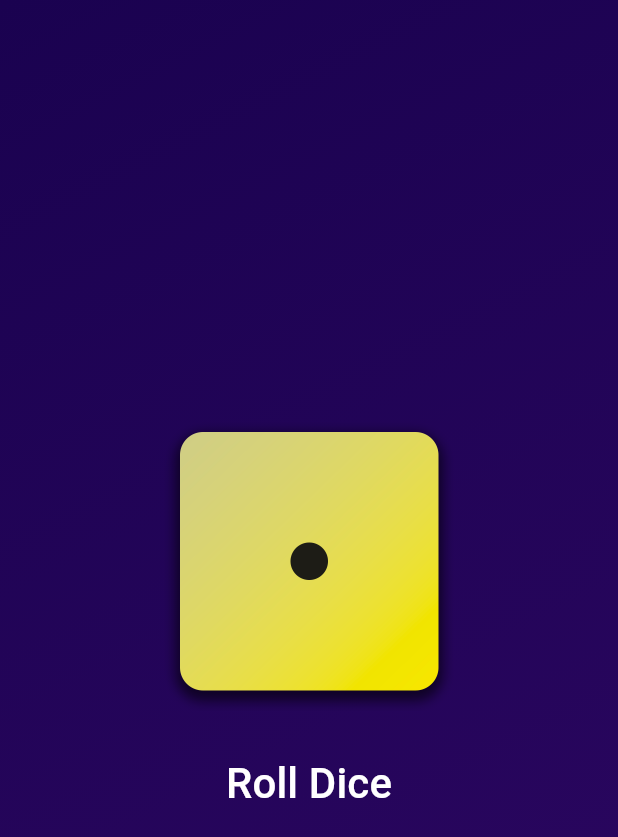
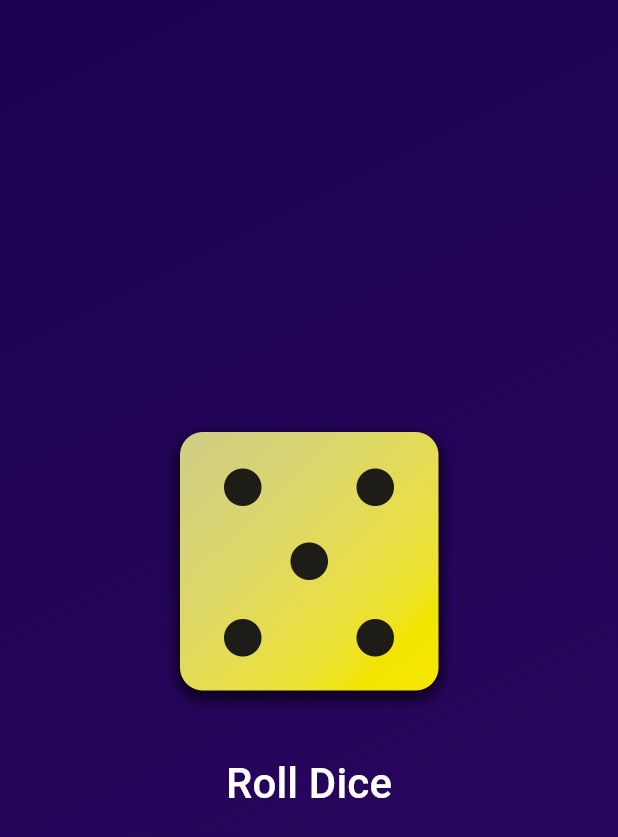
Before and after one commit to jibreelfahd/flutter-rolling-dice, a Flutter app: the screen it shows after launch, after a tap on "Roll Dice", on a phone screen of 412 x 824 dp. Shown: the top 837 px of the screen. Run offline on Flutter 3.47's test engine with Material 3 defaults, Android fonts, the phone set to English and light mode, and no system bars.

```diff
--- a/lib/gradient_container.dart
+++ b/lib/gradient_container.dart
@@ -1,16 +1,11 @@
 import 'package:flutter/material.dart';
 
+import 'package:flutter_apps/rolldice_widget.dart';
+
 class GradientContianer extends StatelessWidget {
-  GradientContianer(this.colors, {super.key});
+  const GradientContianer(this.colors, {super.key});
 
   final List<Color> colors;
-  var activeDiceImage = 'assets/images/dice-1.png';
-
-  void rollDice() {
-    activeDiceImage = 'assets/images/dice-4.png';
-    print('Changing image');
-  }
-
   @override
   Widget build(context) {
     return Container(
@@ -21,29 +16,9 @@ class GradientContianer extends StatelessWidget {
           end: Alignment.bottomRight,
         ),
       ),
-      child: Center(
-          child: Column(
-        mainAxisSize: MainAxisSize.min,
-        children: [
-          Image.asset(
-            activeDiceImage,
-            width: 200,
-          ),
-          const SizedBox(
-            height: 20,
-          ),
-          TextButton(
-            onPressed: rollDice,
-            style: TextButton.styleFrom(
-              foregroundColor: Colors.white,
-            ),
-            child: const Text(
-              'Roll Dice',
-              style: TextStyle(fontSize: 28),
-            ),
-          ),
-        ],
-      )),
+      child: const Center(
+        child: DiceRoller(),
+      ),
     );
   }
 }
--- a/lib/main.dart
+++ b/lib/main.dart
@@ -3,9 +3,9 @@ import 'package:flutter/material.dart';
 import 'package:flutter_apps/gradient_container.dart';
 
 void main() {
-  runApp(MaterialApp(
+  runApp(const MaterialApp(
     home: Scaffold(
-      body: GradientContianer(const [
+      body: GradientContianer([
         Color.fromARGB(255, 26, 2, 80),
         Color.fromARGB(255, 45, 7, 98),
       ]),
--- /dev/null
+++ b/lib/rolldice_widget.dart
@@ -0,0 +1,49 @@
+import 'dart:math';
+import 'package:flutter/material.dart';
+
+final randomizer = Random();
+
+class DiceRoller extends StatefulWidget {
+  const DiceRoller({super.key});
+
+  @override
+  State<DiceRoller> createState() {
+    return _DiceRollerState();
+  }
+}
+
+class _DiceRollerState extends State<DiceRoller> {
+  var currentDiceRoll = 2;
+
+  void rollDice() {
+    setState(() {
+      currentDiceRoll = randomizer.nextInt(6) + 1;
+    });
+  }
+
+  @override
+  Widget build(context) {
+    return Column(
+      mainAxisSize: MainAxisSize.min,
+      children: [
+        Image.asset(
+          'assets/images/dice-$currentDiceRoll.png',
+          width: 200,
+        ),
+        const SizedBox(
+          height: 20,
+        ),
+        TextButton(
+          onPressed: rollDice,
+          style: TextButton.styleFrom(
+            foregroundColor: Colors.white,
+          ),
+          child: const Text(
+            'Roll Dice',
+            style: TextStyle(fontSize: 28),
+          ),
+        ),
+      ],
+    );
+  }
+}
```
